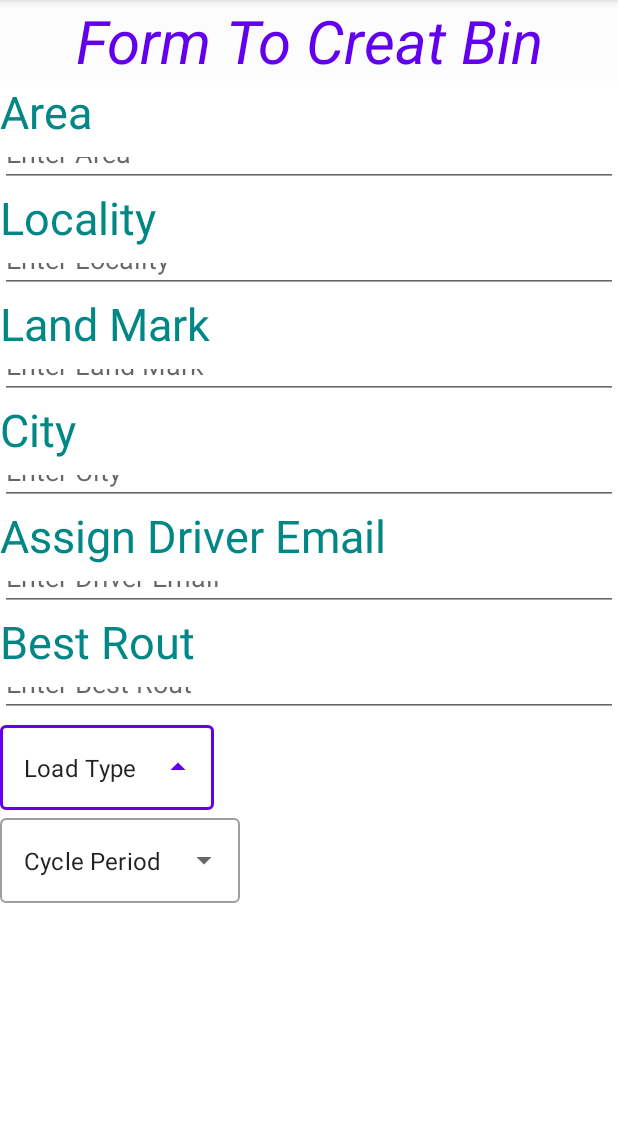
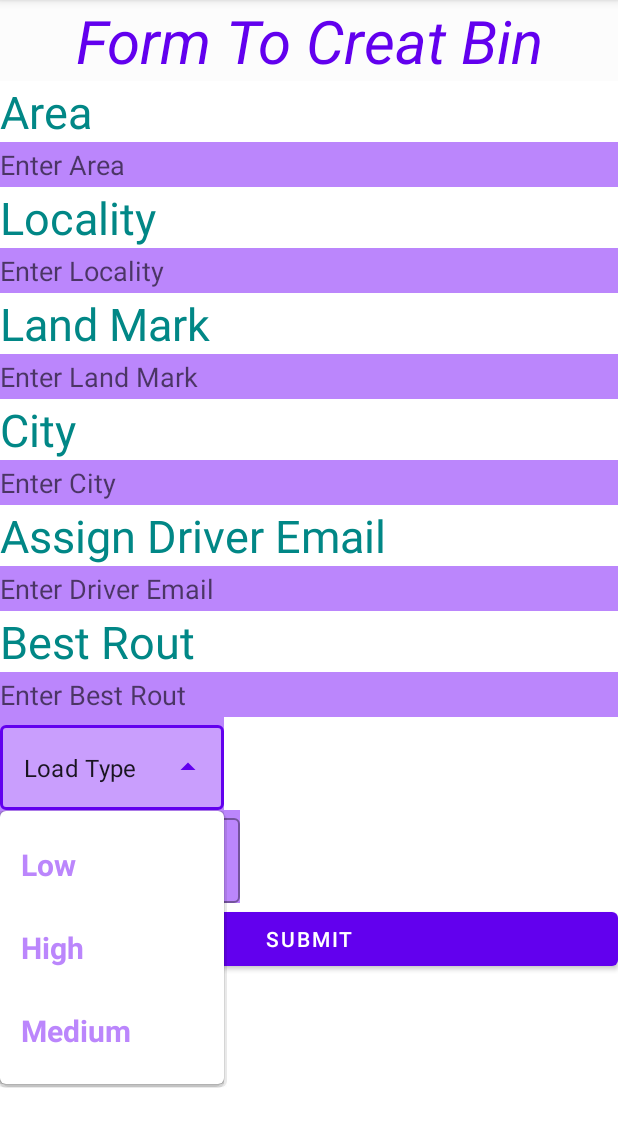
Before and after one commit to hIFZA624/Mc_Project, an Android app: the CreatBin screen opened directly, with no data from a screen before it, after a tap on an icon or button, on a phone screen of 412 x 824 dp, the part 84-1231 px from its top. Run offline under Robolectric (Android 15) with nearby library versions, the phone set to English and light mode, and no system bars.

Commit message:
dropbox added

```diff
--- a/GarbageManagementSystem/app/src/main/java/com/example/garbagemanagementsystem/CreatBin.java
+++ b/GarbageManagementSystem/app/src/main/java/com/example/garbagemanagementsystem/CreatBin.java
@@ -3,12 +3,35 @@ package com.example.garbagemanagementsystem;
 import androidx.appcompat.app.AppCompatActivity;
 
 import android.os.Bundle;
+import android.widget.ArrayAdapter;
+import android.widget.AutoCompleteTextView;
+import android.widget.TextView;
+
+import com.google.android.material.textfield.TextInputLayout;
 
 public class CreatBin extends AppCompatActivity {
+String [] load;
+AutoCompleteTextView drpbox1;
+String [] cycle;
+    AutoCompleteTextView drpbox2;
+    TextInputLayout text;
 
+    ArrayAdapter<String> arrayAdapter;
+ArrayAdapter<String> arrayAdapter2;
     @Override
     protected void onCreate(Bundle savedInstanceState) {
         super.onCreate(savedInstanceState);
         setContentView(R.layout.activity_creat_bin);
+        load=getResources().getStringArray(R.array.Load);
+        cycle=getResources().getStringArray(R.array.Cycle);
+        drpbox1=findViewById(R.id.autoCompleteTextView);
+        drpbox2=findViewById(R.id.autoCompleteTextView2);
+
+
+        arrayAdapter=new ArrayAdapter<String>(CreatBin.this,R.layout.dropdown_item,load);
+        drpbox1.setAdapter(arrayAdapter);
+        arrayAdapter2=new ArrayAdapter<String>(CreatBin.this,R.layout.dropdown_item,cycle);
+
+        drpbox2.setAdapter(arrayAdapter2);
     }
 }
--- a/GarbageManagementSystem/app/src/main/res/layout/activity_creat_bin.xml
+++ b/GarbageManagementSystem/app/src/main/res/layout/activity_creat_bin.xml
@@ -31,6 +31,7 @@
         android:layout_width="match_parent"
         android:layout_height="30sp"
         android:hint="Enter Area"
+        android:background="@color/purple_200"
         ></EditText>
 
 
@@ -47,6 +48,8 @@
         android:layout_width="match_parent"
         android:layout_height="30sp"
         android:hint="Enter Locality"
+        android:background="@color/purple_200"
+
         />
     <TextView
         android:layout_width="match_parent"
@@ -59,7 +62,9 @@
     <EditText
         android:layout_width="match_parent"
         android:layout_height="30sp"
-        android:hint="Enter Land Mark"        ></EditText>
+        android:hint="Enter Land Mark"
+        android:background="@color/purple_200"
+        ></EditText>
     <TextView
         android:layout_width="match_parent"
         android:layout_height="wrap_content"
@@ -71,7 +76,9 @@
     <EditText
         android:layout_width="match_parent"
         android:layout_height="30sp"
-        android:hint="Enter City"     ></EditText>
+        android:hint="Enter City"
+        android:background="@color/purple_200"
+        ></EditText>
 
     <TextView
         android:layout_width="match_parent"
@@ -84,7 +91,9 @@
     <EditText
         android:layout_width="match_parent"
         android:layout_height="30sp"
-        android:hint="Enter Driver Email"     ></EditText>
+        android:hint="Enter Driver Email"
+        android:background="@color/purple_200"
+        ></EditText>
     <TextView
         android:layout_width="match_parent"
         android:layout_height="wrap_content"
@@ -97,12 +106,15 @@
     <EditText
         android:layout_width="match_parent"
         android:layout_height="30sp"
-        android:hint="Enter Best Rout"></EditText>
+        android:hint="Enter Best Rout"
+        android:background="@color/purple_200"
+        ></EditText>
 
     <com.google.android.material.textfield.TextInputLayout
         style="@style/Widget.MaterialComponents.TextInputLayout.OutlinedBox.ExposedDropdownMenu"
         android:layout_width="wrap_content"
-        android:layout_height="wrap_content">
+        android:layout_height="wrap_content"
+        android:background="@color/purple_200">
 
         <AutoCompleteTextView
             android:id="@+id/autoCompleteTextView"
@@ -110,12 +122,15 @@
             android:layout_height="match_parent"
             android:layout_weight="1"
             android:inputType="none"
+
             android:text="Load Type" />
     </com.google.android.material.textfield.TextInputLayout>
     <com.google.android.material.textfield.TextInputLayout
         style="@style/Widget.MaterialComponents.TextInputLayout.OutlinedBox.ExposedDropdownMenu"
         android:layout_width="wrap_content"
-        android:layout_height="wrap_content">
+        android:layout_height="wrap_content"
+        android:id="@+id/input"
+        android:background="@color/purple_200">
 
         <AutoCompleteTextView
             android:id="@+id/autoCompleteTextView2"
@@ -125,5 +140,10 @@
             android:inputType="none"
             android:text="Cycle Period" />
     </com.google.android.material.textfield.TextInputLayout>
-
+    <Button
+        android:id="@+id/creatbin"
+        android:layout_width="match_parent"
+        android:layout_height="wrap_content"
+        android:text="Submit"
+        ></Button>
 </LinearLayout>
--- a/GarbageManagementSystem/app/src/main/res/layout/activity_main.xml
+++ b/GarbageManagementSystem/app/src/main/res/layout/activity_main.xml
@@ -25,4 +25,6 @@ android:background="@color/cardview_shadow_start_color"
 
         app:layout_constraintTop_toTopOf="parent" />
 
+
+
 </androidx.constraintlayout.widget.ConstraintLayout>
--- /dev/null
+++ b/GarbageManagementSystem/app/src/main/res/layout/dropdown_item.xml
@@ -0,0 +1,12 @@
+
+<TextView
+    android:id="@+id/textView"
+    android:layout_width="match_parent"
+    android:layout_height="wrap_content"
+    android:text="TextView"
+    android:padding="14dp"
+    android:textColor="@color/purple_200"
+    android:textSize="20sp"
+    android:textStyle="bold"
+    xmlns:android="http://schemas.android.com/apk/res/android"
+  />
```
Also changed, not shown: GarbageManagementSystem/app/src/main/java/com/example/garbagemanagementsystem/MainActivity.java (+7 -0 lines), GarbageManagementSystem/app/src/main/res/layout/activity_creat_driver.xml (+23 -6 lines).
